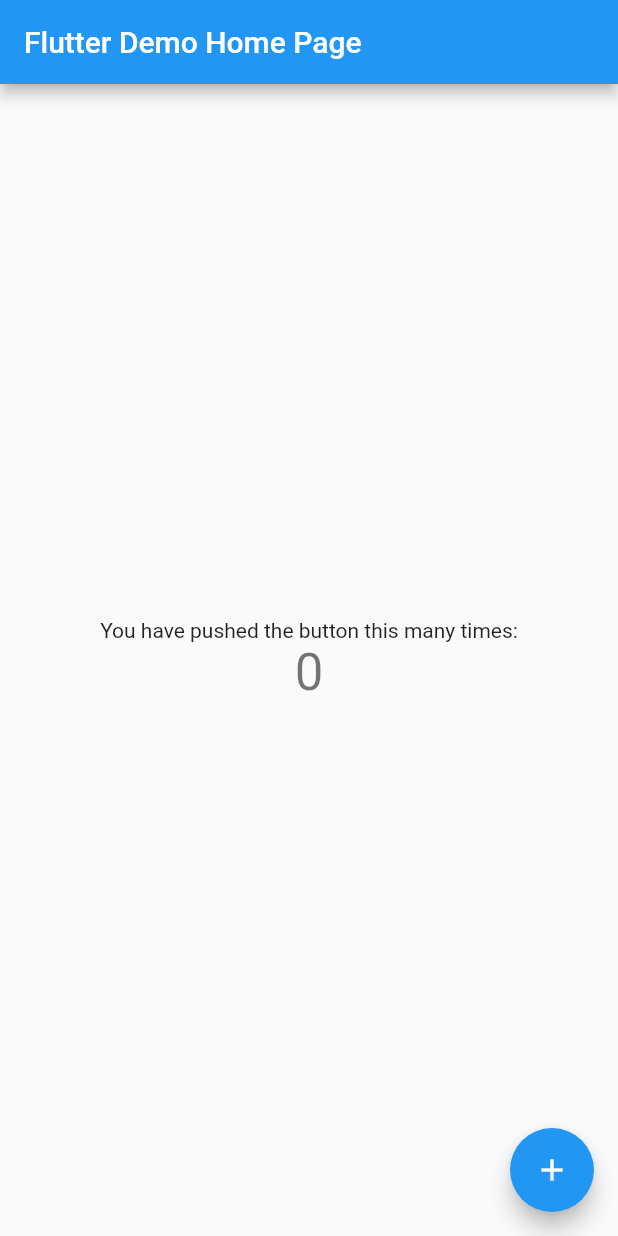
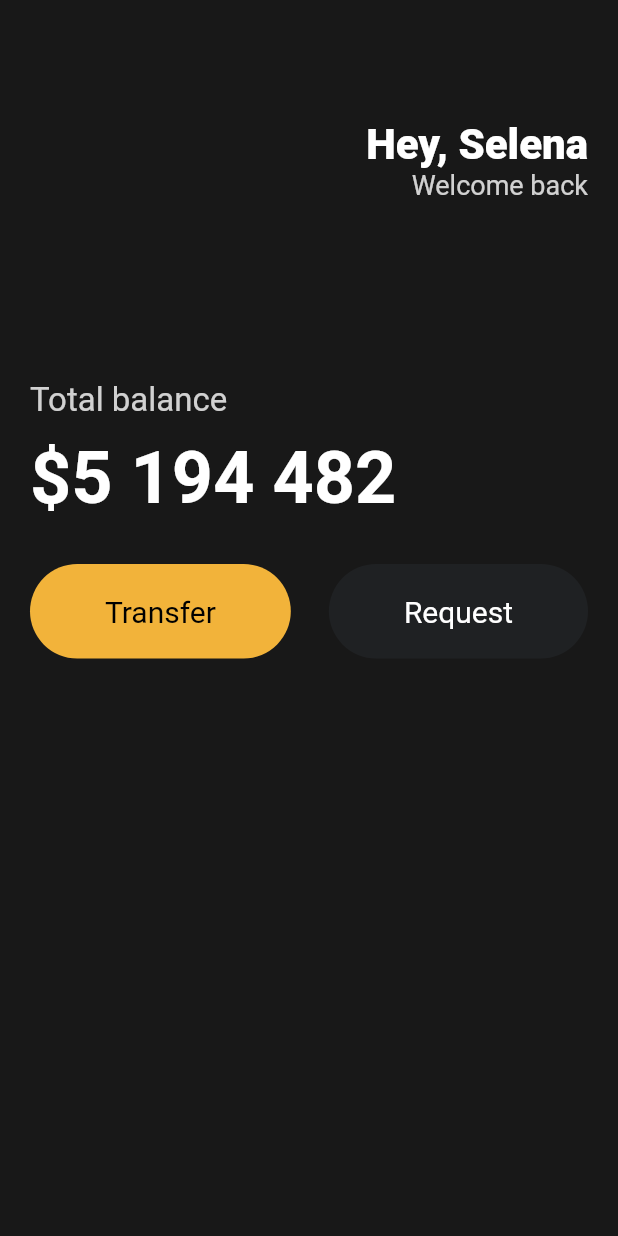
Before and after one commit to mackerel0818/flutter-challenge, a Flutter app: the screen it shows after launch, on a phone screen of 412 x 824 dp. Run offline on Flutter 3.47's test engine with Material 2 defaults, Android fonts, the light colour scheme and no system bars.

Commit message:
edit button

```diff
--- a/flutter-challenge/lib/main.dart
+++ b/flutter-challenge/lib/main.dart
@@ -1,115 +1,92 @@
 import 'package:flutter/material.dart';
+import 'package:toonfix/widgets/button.dart';
 
 void main() {
-  runApp(const MyApp());
+  runApp(App());
 }
 
-class MyApp extends StatelessWidget {
-  const MyApp({Key? key}) : super(key: key);
-
-  // This widget is the root of your application.
+class App extends StatelessWidget {
   @override
   Widget build(BuildContext context) {
     return MaterialApp(
-      title: 'Flutter Demo',
-      theme: ThemeData(
-        // This is the theme of your application.
-        //
-        // Try running your application with "flutter run". You'll see the
-        // application has a blue toolbar. Then, without quitting the app, try
-        // changing the primarySwatch below to Colors.green and then invoke
-        // "hot reload" (press "r" in the console where you ran "flutter run",
-        // or simply save your changes to "hot reload" in a Flutter IDE).
-        // Notice that the counter didn't reset back to zero; the application
-        // is not restarted.
-        primarySwatch: Colors.blue,
+      home: Scaffold(
+        backgroundColor: const Color(0xFF181818),
+        body: Padding(
+          padding: const EdgeInsets.symmetric(
+            horizontal: 20,
+          ),
+          child: Column(
+            crossAxisAlignment: CrossAxisAlignment.start,
+            children: [
+              const SizedBox(
+                height: 80,
+              ),
+              Row(
+                mainAxisAlignment: MainAxisAlignment.end,
+                children: [
+                  Column(
+                    crossAxisAlignment: CrossAxisAlignment.end,
+                    children: [
+                      const Text(
+                        'Hey, Selena',
+                        style: TextStyle(
+                          color: Colors.white,
+                          fontSize: 28,
+                          fontWeight: FontWeight.w800,
+                        ),
+                      ),
+                      Text(
+                        'Welcome back',
+                        style: TextStyle(
+                          color: Colors.white.withOpacity(0.8),
+                          fontSize: 18,
+                        ),
+                      ),
+                    ],
+                  )
+                ],
+              ),
+              const SizedBox(
+                height: 120,
+              ),
+              Text(
+                'Total balance',
+                style: TextStyle(
+                  fontSize: 22,
+                  color: Colors.white.withOpacity(0.8),
+                ),
+              ),
+              const SizedBox(
+                height: 10,
+              ),
+              const Text(
+                '\$5 194 482',
+                style: TextStyle(
+                  fontSize: 48,
+                  fontWeight: FontWeight.w600,
+                  color: Colors.white,
+                ),
+              ),
+              const SizedBox(
+                height: 30,
+              ),
+              Row(
+                mainAxisAlignment: MainAxisAlignment.spaceBetween,
+                children: const [
+                  Button(
+                      text: 'Transfer',
+                      bgColor: Color(0xFFf2b33a),
+                      textColor: Colors.black),
+                  Button(
+                      text: 'Request',
+                      bgColor: Color(0xFF1f2123),
+                      textColor: Colors.white),
+                ],
+              )
+            ],
+          ),
+        ),
       ),
-      home: const MyHomePage(title: 'Flutter Demo Home Page'),
     );
   }
 }
-
-class MyHomePage extends StatefulWidget {
-  const MyHomePage({Key? key, required this.title}) : super(key: key);
-
-  // This widget is the home page of your application. It is stateful, meaning
-  // that it has a State object (defined below) that contains fields that affect
-  // how it looks.
-
-  // This class is the configuration for the state. It holds the values (in this
-  // case the title) provided by the parent (in this case the App widget) and
-  // used by the build method of the State. Fields in a Widget subclass are
-  // always marked "final".
-
-  final String title;
-
-  @override
-  State<MyHomePage> createState() => _MyHomePageState();
-}
-
-class _MyHomePageState extends State<MyHomePage> {
-  int _counter = 0;
-
-  void _incrementCounter() {
-    setState(() {
-      // This call to setState tells the Flutter framework that something has
-      // changed in this State, which causes it to rerun the build method below
-      // so that the display can reflect the updated values. If we changed
-      // _counter without calling setState(), then the build method would not be
-      // called again, and so nothing would appear to happen.
-      _counter++;
-    });
-  }
-
-  @override
-  Widget build(BuildContext context) {
-    // This method is rerun every time setState is called, for instance as done
-    // by the _incrementCounter method above.
-    //
-    // The Flutter framework has been optimized to make rerunning build methods
-    // fast, so that you can just rebuild anything that needs updating rather
-    // than having to individually change instances of widgets.
-    return Scaffold(
-      appBar: AppBar(
-        // Here we take the value from the MyHomePage object that was created by
-        // the App.build method, and use it to set our appbar title.
-        title: Text(widget.title),
-      ),
-      body: Center(
-        // Center is a layout widget. It takes a single child and positions it
-        // in the middle of the parent.
-        child: Column(
-          // Column is also a layout widget. It takes a list of children and
-          // arranges them vertically. By default, it sizes itself to fit its
-          // children horizontally, and tries to be as tall as its parent.
-          //
-          // Invoke "debug painting" (press "p" in the console, choose the
-          // "Toggle Debug Paint" action from the Flutter Inspector in Android
-          // Studio, or the "Toggle Debug Paint" command in Visual Studio Code)
-          // to see the wireframe for each widget.
-          //
-          // Column has various properties to control how it sizes itself and
-          // how it positions its children. Here we use mainAxisAlignment to
-          // center the children vertically; the main axis here is the vertical
-          // axis because Columns are vertical (the cross axis would be
-          // horizontal).
-          mainAxisAlignment: MainAxisAlignment.center,
-          children: <Widget>[
-            const Text(
-              'You have pushed the button this many times:',
-            ),
-            Text(
-              '$_counter',
-              style: Theme.of(context).textTheme.headline4,
-            ),
-          ],
-        ),
-      ),
-      floatingActionButton: FloatingActionButton(
-        onPressed: _incrementCounter,
-        tooltip: 'Increment',
-        child: const Icon(Icons.add),
-      ), // This trailing comma makes auto-formatting nicer for build methods.
-    );
-  }
-}
--- /dev/null
+++ b/flutter-challenge/lib/widgets/button.dart
@@ -0,0 +1,38 @@
+import 'package:flutter/cupertino.dart';
+import 'package:flutter/material.dart';
+
+class Button extends StatelessWidget {
+  final String text;
+  final Color bgColor;
+  final Color textColor;
+
+  const Button(
+      {Key? key,
+      required this.text,
+      required this.bgColor,
+      required this.textColor})
+      : super(key: key);
+
+  @override
+  Widget build(BuildContext context) {
+    return Container(
+      decoration: BoxDecoration(
+        borderRadius: BorderRadius.circular(45),
+        color: bgColor,
+      ),
+      child: Padding(
+        padding: const EdgeInsets.symmetric(
+          vertical: 20,
+          horizontal: 50,
+        ),
+        child: Text(
+          text,
+          style: TextStyle(
+            color: textColor,
+            fontSize: 20,
+          ),
+        ),
+      ),
+    );
+  }
+}
```
Also changed, not shown: 1 other file.
